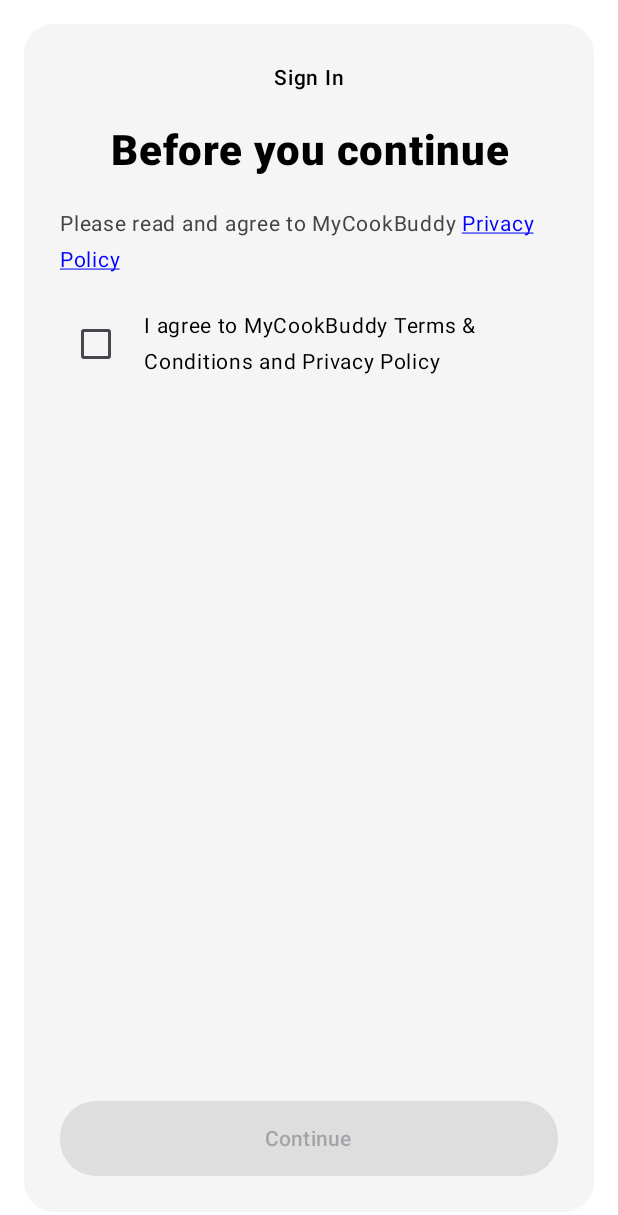
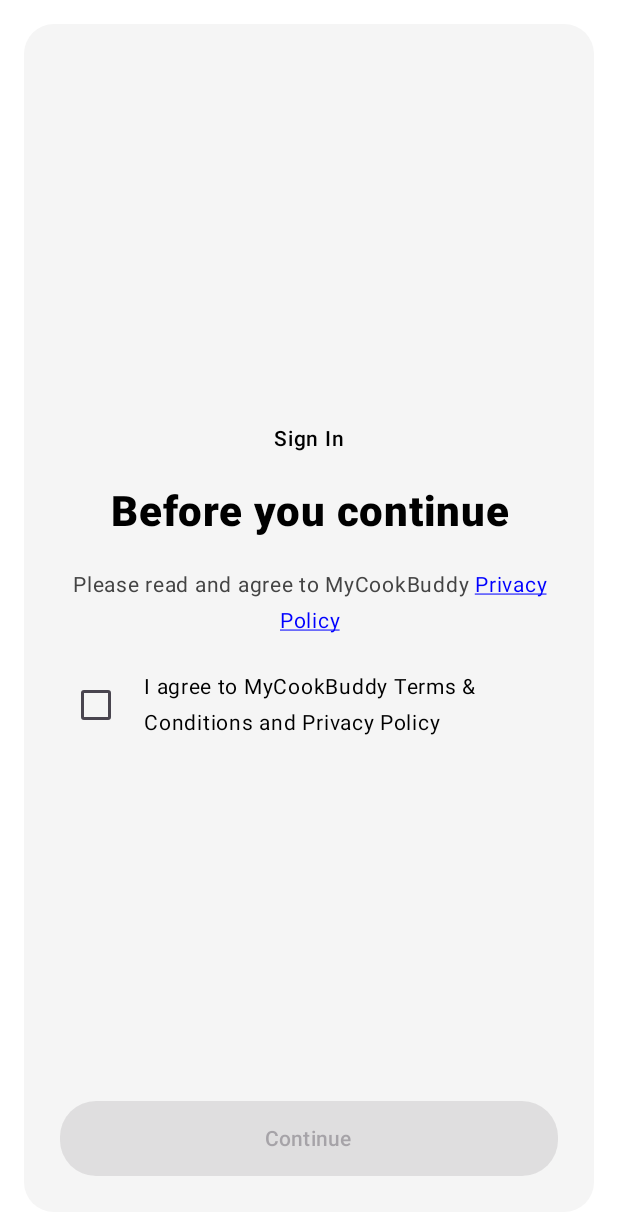
Before and after one commit to mycoookbuddy/MyCookBuddyAndroid, an Android app built with Jetpack Compose: the PrivacyPolicyActivity screen opened directly, with no data from a screen before it, on a phone screen of 412 x 824 dp. Shown: the top 1215 px of the screen. Run offline under Robolectric (Android 15) with nearby library versions, the phone set to English and light mode, and no system bars; our stand-ins replace Firebase (no records; nobody signed in at launch, a user with empty details on screens opened directly).

Commit message:
ui fixes

```diff
--- a/app/src/main/java/com/mycookbuddy/app/PrivacyPolicyActivity.kt
+++ b/app/src/main/java/com/mycookbuddy/app/PrivacyPolicyActivity.kt
@@ -68,14 +68,12 @@ class PrivacyPolicyActivity : ComponentActivity() {
     @Composable
     fun PrivacyPolicyScreen(onNext: () -> Unit, onViewPrivacyPolicy: () -> Unit) {
         var agreed by remember { mutableStateOf(false) }
-        var marketingOptIn by remember { mutableStateOf(true) }
 
         Box(
             modifier = Modifier
                 .fillMaxSize()
                 .background(Color.White)
-                .padding(16.dp),
-            contentAlignment = Alignment.Center
+                .padding(16.dp)
         ) {
             Card(
                 modifier = Modifier.fillMaxSize(),
@@ -86,15 +84,20 @@ class PrivacyPolicyActivity : ComponentActivity() {
                     modifier = Modifier
                         .fillMaxSize()
                         .padding(24.dp),
-                    verticalArrangement = Arrangement.SpaceBetween
+                    verticalArrangement = Arrangement.SpaceBetween,
+                    horizontalAlignment = Alignment.CenterHorizontally
                 ) {
-                    Column(verticalArrangement = Arrangement.spacedBy(20.dp)) {
+                    Box(modifier = Modifier.weight(1f)) {
+                        Column(
+                            verticalArrangement = Arrangement.spacedBy(20.dp),
+                            horizontalAlignment = Alignment.CenterHorizontally,
+                            modifier = Modifier.align(Alignment.Center)
+                        ) {
                             Text(
                                 text = "Sign In",
                                 color = Color.Black,
                                 fontWeight = FontWeight.SemiBold,
-                            fontSize = 14.sp,
-                            modifier = Modifier.align(Alignment.CenterHorizontally)
+                                fontSize = 14.sp
                             )
 
                             Text(
@@ -116,10 +119,14 @@ class PrivacyPolicyActivity : ComponentActivity() {
                                 modifier = Modifier.clickable { onViewPrivacyPolicy() },
                                 color = Color.DarkGray,
                                 fontSize = 14.sp,
-                            textAlign = TextAlign.Start
+                                textAlign = TextAlign.Center
                             )
 
-                        Row(verticalAlignment = Alignment.CenterVertically) {
+                            Row(
+                                verticalAlignment = Alignment.CenterVertically,
+                                horizontalArrangement = Arrangement.Center,
+                                modifier = Modifier.fillMaxWidth()
+                            ) {
                                 Checkbox(
                                     checked = agreed,
                                     onCheckedChange = { agreed = it },
@@ -131,6 +138,7 @@ class PrivacyPolicyActivity : ComponentActivity() {
                                     color = Color.Black,
                                     fontSize = 14.sp
                                 )
+                            }
                         }
                     }
 
```
Lines whose indentation alone changed are shown as unchanged.
